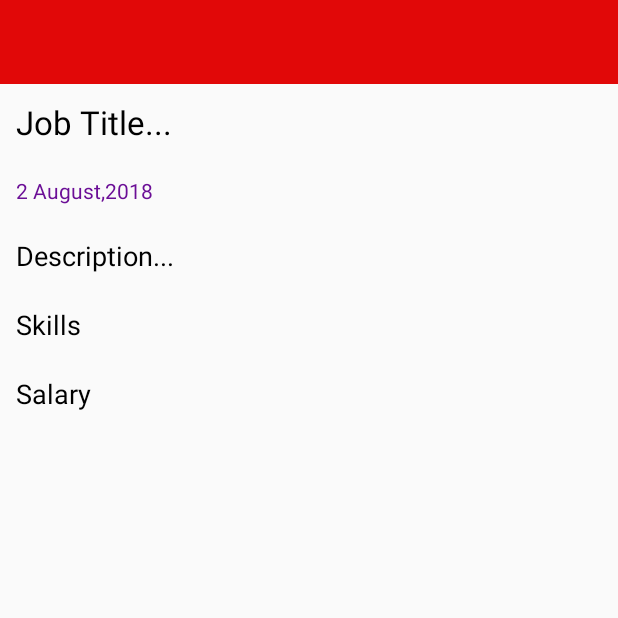
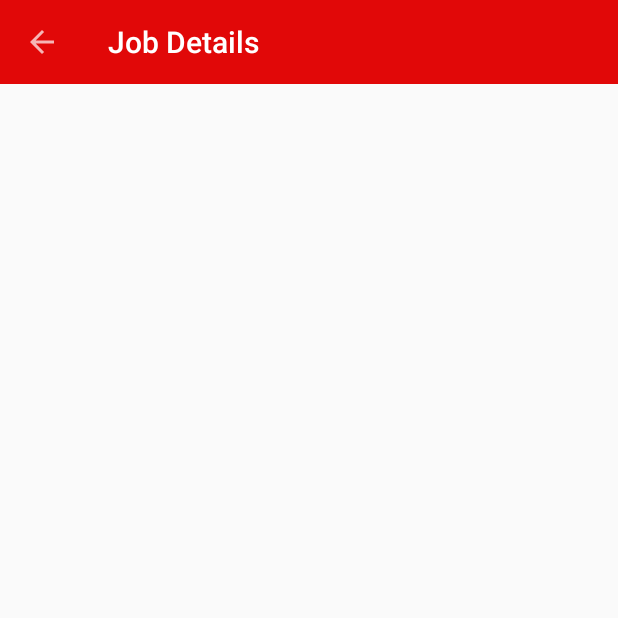
Before and after one commit to Yazdani1/JobPortalApp, an Android app: the JobDetailsActivity screen opened directly, with no data from a screen before it, on a phone screen of 412 x 824 dp, the top half of it. Run offline under Robolectric (Android 15) with nearby library versions, the phone set to English and light mode, and no system bars.

Commit message:
second commit

```diff
--- a/app/src/main/java/yazdaniscodelab/jobportalapp/InsertJobPostActivity.java
+++ b/app/src/main/java/yazdaniscodelab/jobportalapp/InsertJobPostActivity.java
@@ -49,6 +49,9 @@ public class InsertJobPostActivity extends AppCompatActivity {
         toolbar=findViewById(R.id.insert_job_toolbar);
         setSupportActionBar(toolbar);
         getSupportActionBar().setTitle("Post job");
+
+        getSupportActionBar().setHomeButtonEnabled(true);
+        getSupportActionBar().setDisplayHomeAsUpEnabled(true);
 
 
         mAuth=FirebaseAuth.getInstance();
--- a/app/src/main/java/yazdaniscodelab/jobportalapp/JobDetailsActivity.java
+++ b/app/src/main/java/yazdaniscodelab/jobportalapp/JobDetailsActivity.java
@@ -1,13 +1,60 @@
 package yazdaniscodelab.jobportalapp;
 
+import android.content.Intent;
 import android.support.v7.app.AppCompatActivity;
 import android.os.Bundle;
+import android.support.v7.widget.Toolbar;
+import android.widget.TextView;
 
 public class JobDetailsActivity extends AppCompatActivity {
+
+    private Toolbar toolbar;
+
+    private TextView mTitle;
+    private TextView mDate;
+    private TextView mDescription;
+    private TextView mSkills;
+    private TextView mSalary;
+
 
     @Override
     protected void onCreate(Bundle savedInstanceState) {
         super.onCreate(savedInstanceState);
         setContentView(R.layout.activity_job_details);
+        toolbar=findViewById(R.id.toolbar_job_details);
+        setSupportActionBar(toolbar);
+        getSupportActionBar().setTitle("Job Details");
+
+
+        getSupportActionBar().setHomeButtonEnabled(true);
+        getSupportActionBar().setDisplayHomeAsUpEnabled(true);
+
+
+        mTitle=findViewById(R.id.job_details_title);
+        mDate=findViewById(R.id.job_details_date);
+        mDescription=findViewById(R.id.job_details_description);
+        mSalary=findViewById(R.id.job_details_salary);
+        mSkills=findViewById(R.id.job_details_skills);
+
+
+        //Receive data from all job activity using intent..
+
+        Intent intent=getIntent();
+
+        String title=intent.getStringExtra("title");
+        String date=intent.getStringExtra("date");
+        String description=intent.getStringExtra("description");
+        String skills=intent.getStringExtra("skills");
+        String salary=intent.getStringExtra("salary");
+
+        mTitle.setText(title);
+        mDate.setText(date);
+        mDescription.setText(description);
+        mSalary.setText(salary);
+        mSkills.setText(skills);
+
+
+
+
     }
 }
--- a/app/src/main/java/yazdaniscodelab/jobportalapp/MainActivity.java
+++ b/app/src/main/java/yazdaniscodelab/jobportalapp/MainActivity.java
@@ -39,6 +39,11 @@ public class MainActivity extends AppCompatActivity {
         setContentView(R.layout.activity_main);
 
         mAuth=FirebaseAuth.getInstance();
+
+        if (mAuth.getCurrentUser() !=null){
+            startActivity(new Intent(getApplicationContext(),HomeActivity.class));
+        }
+
 
         mDialog=new ProgressDialog(this);
 
```
Also changed, not shown: app/src/main/AndroidManifest.xml (+13 -4 lines), app/src/main/java/yazdaniscodelab/jobportalapp/AllJobActivity.java (+34 -2 lines), app/src/main/java/yazdaniscodelab/jobportalapp/HomeActivity.java (+28 -0 lines), app/src/main/java/yazdaniscodelab/jobportalapp/PostJobActivity.java (+12 -0 lines), app/src/main/res/menu/mainmenu.xml (added, +11 -0 lines), app/src/main/res/drawable-hdpi/logout.png (added), app/src/main/res/drawable-mdpi/logout.png (added), app/src/main/res/drawable-xhdpi/logout.png (added), app/src/main/res/drawable-xxhdpi/logout.png (added).
